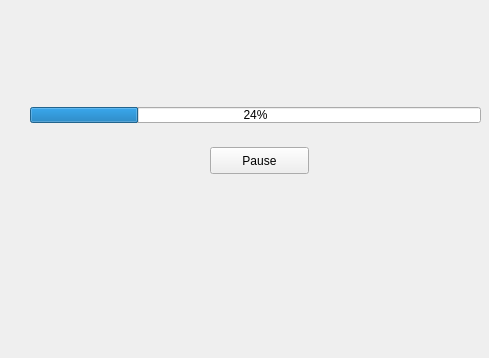
Above: InstantMusicClient/connectedwindow.ui from zeokav/InstantMusic before the change; both pictures show x 0 to 489 and y 242 to 600 of the 800 by 600 pixel window. Below: the same form after it.
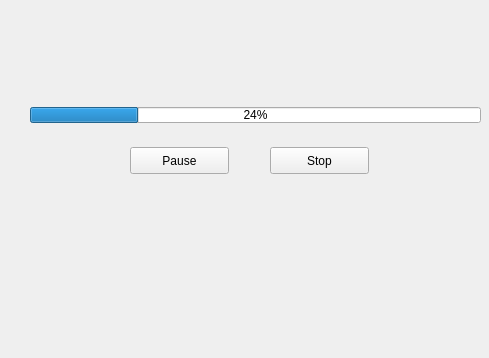
That is the form after the change.

Commit message: Added buttons to play and pause

```diff
--- a/InstantMusicClient/connectedwindow.ui
+++ b/InstantMusicClient/connectedwindow.ui
@@ -96,7 +96,7 @@
    <widget class="QPushButton" name="pauseButton">
     <property name="geometry">
      <rect>
-      <x>210</x>
+      <x>130</x>
       <y>370</y>
       <width>99</width>
       <height>27</height>
@@ -119,6 +119,19 @@
      <number>24</number>
     </property>
    </widget>
+   <widget class="QPushButton" name="stopButton">
+    <property name="geometry">
+     <rect>
+      <x>270</x>
+      <y>370</y>
+      <width>99</width>
+      <height>27</height>
+     </rect>
+    </property>
+    <property name="text">
+     <string>Stop</string>
+    </property>
+   </widget>
   </widget>
   <widget class="QMenuBar" name="menubar">
    <property name="geometry">
```
The commit also changes 3 other files.
